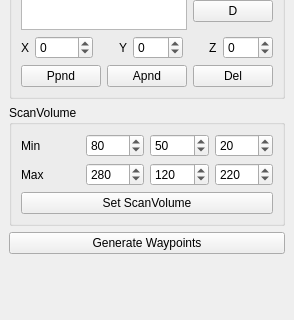
Above: triangulator/controlwidget.ui from wpfhtl/octocopter before the change; both pictures show x 0 to 294 and y 474 to 794 of the 294 by 905 pixel window. Below: the same form after it.
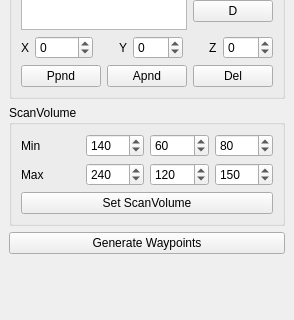
That is the form after the change.

What changed in the file:
```diff
--- a/triangulator/controlwidget.ui
+++ b/triangulator/controlwidget.ui
@@ -698,7 +698,7 @@
             <double>1000.000000000000000</double>
            </property>
            <property name="value">
-            <double>80.000000000000000</double>
+            <double>140.000000000000000</double>
            </property>
           </widget>
          </item>
@@ -714,7 +714,7 @@
             <double>1000.000000000000000</double>
            </property>
            <property name="value">
-            <double>50.000000000000000</double>
+            <double>60.000000000000000</double>
            </property>
           </widget>
          </item>
@@ -730,7 +730,7 @@
             <double>1000.000000000000000</double>
            </property>
            <property name="value">
-            <double>20.000000000000000</double>
+            <double>80.000000000000000</double>
            </property>
           </widget>
          </item>
@@ -757,7 +757,7 @@
             <double>1000.000000000000000</double>
            </property>
            <property name="value">
-            <double>280.000000000000000</double>
+            <double>240.000000000000000</double>
            </property>
           </widget>
          </item>
@@ -789,7 +789,7 @@
             <double>1000.000000000000000</double>
            </property>
            <property name="value">
-            <double>220.000000000000000</double>
+            <double>150.000000000000000</double>
            </property>
           </widget>
          </item>
```
